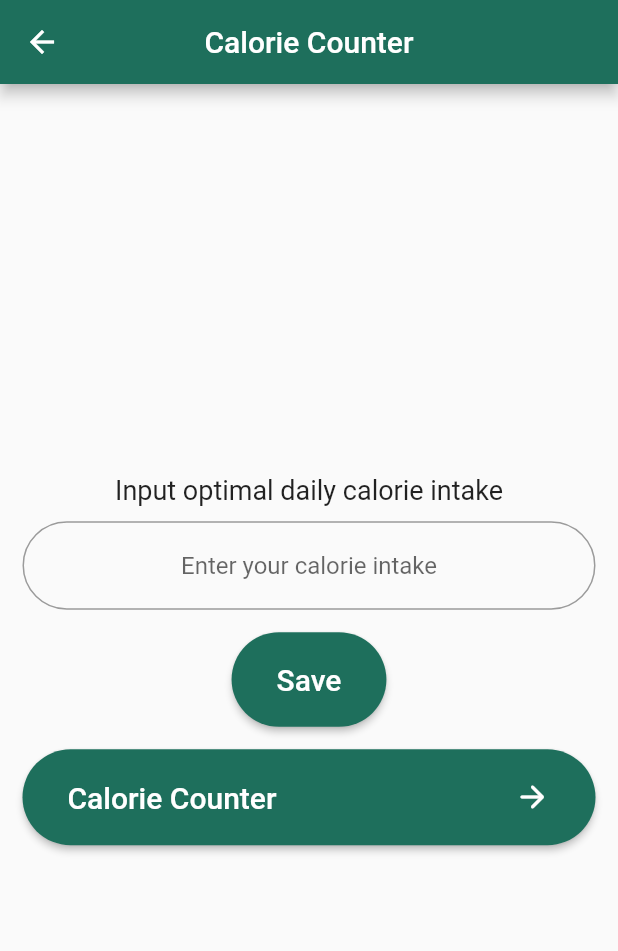
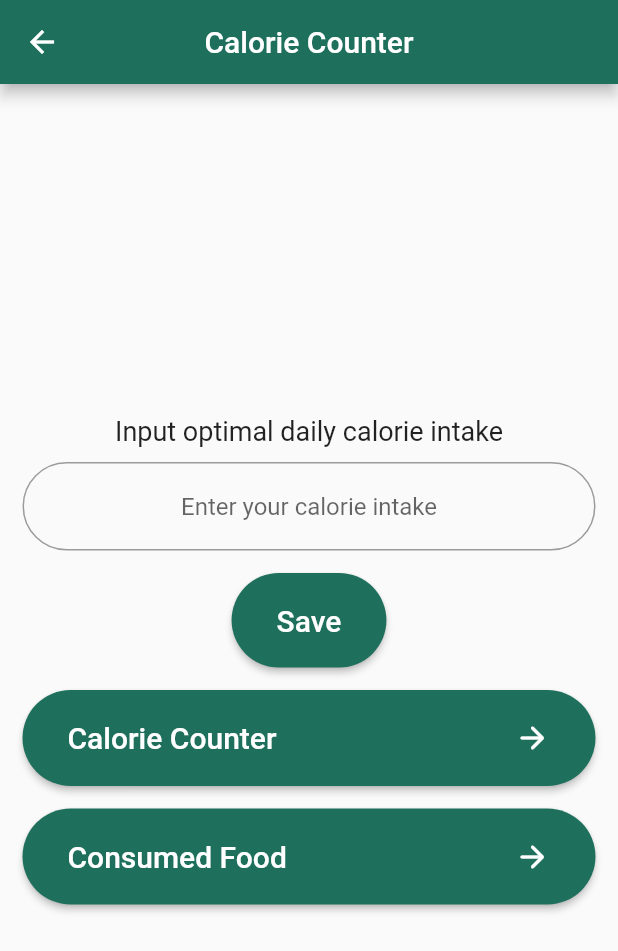
Before and after one commit to ammarrizal/stswks_health_app, a Flutter app: the CalorieCounter screen opened directly, on a phone screen of 412 x 824 dp. Shown: the top 951 px of the screen. Run offline on Flutter 3.47's test engine with Material 2 defaults, Android fonts, the phone set to English and light mode, and no system bars; our stand-ins replace font_awesome_flutter, google_fonts, hexcolor.

Commit message:
Modified login button without API call

```diff
--- a/lib/views/calorie_counter_page.dart
+++ b/lib/views/calorie_counter_page.dart
@@ -90,6 +90,39 @@ class _CalorieCounterState extends State<CalorieCounter> {
                     ],
                   ),
                 ),
+
+                SizedBox(height: 15.0),
+
+                ElevatedButton(
+                  onPressed: (){
+                    Navigator.push(context,
+                      MaterialPageRoute(builder: (context) => OverallCounter()),);
+                  },
+                  style: ButtonStyle(
+                    shape: MaterialStateProperty.all(RoundedRectangleBorder(
+                      borderRadius: BorderRadius.circular(40.0),
+                    )),
+                    padding: MaterialStateProperty.all(EdgeInsets.fromLTRB(30.0, 20.0, 30.0, 20.0)),
+                    backgroundColor: MaterialStateProperty.all(Color(0xff1e6f5c)),
+                  ),
+                  child: Row(
+                    children: [
+                      Expanded(
+                        child: Text(
+                          'Consumed Food',
+                          style: TextStyle(
+                            fontSize: 20,
+                            color: Colors.white,
+                          ),
+                        ),
+                      ),
+                      SizedBox(width: 15.0),
+                      Icon(
+                        Icons.arrow_forward_rounded,
+                      ),
+                    ],
+                  ),
+                ),
               ],
             ),
           ),
--- a/lib/views/login_page.dart
+++ b/lib/views/login_page.dart
@@ -132,7 +132,7 @@ class _LoginPageState extends State<LoginPage> {
                     child: ElevatedButton(
                       onPressed: () async {
                         // LOGIN METHOD GOES HERE
-                        var res = await login();
+                        var res = true;//await login();
                         if (!res) {
                           setState(() {
                             invalidCredentials = true;
```
